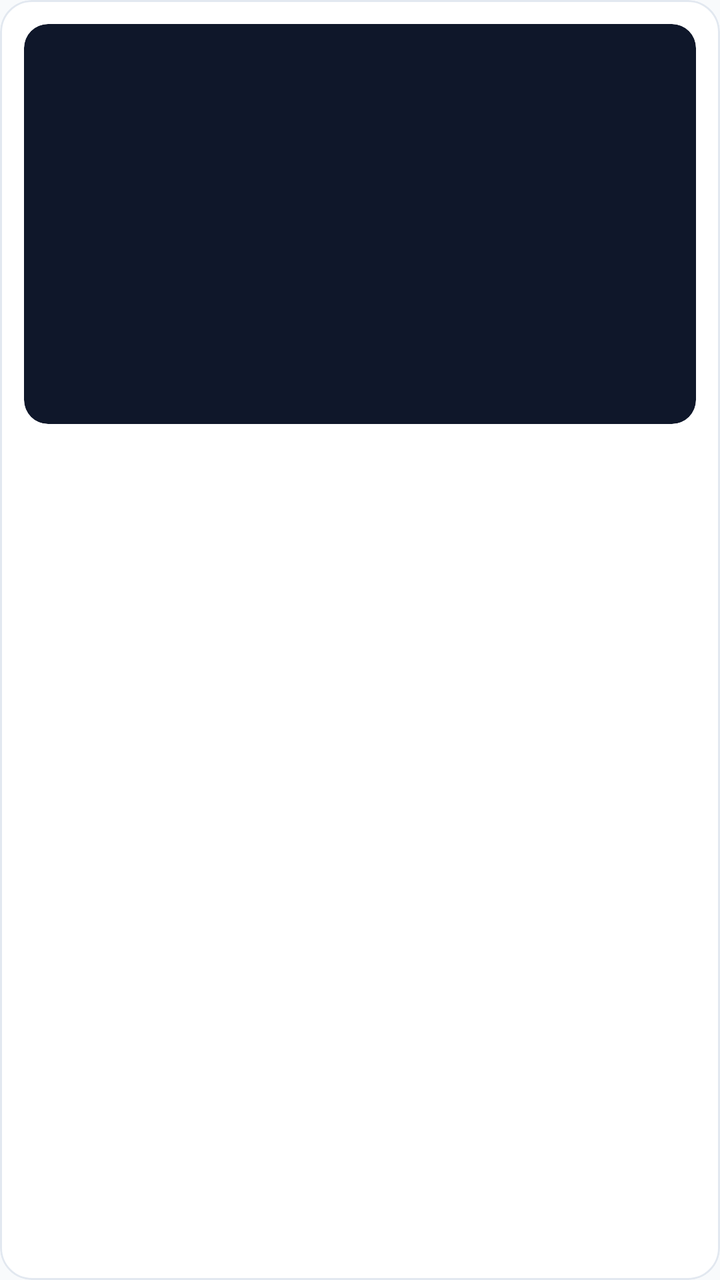
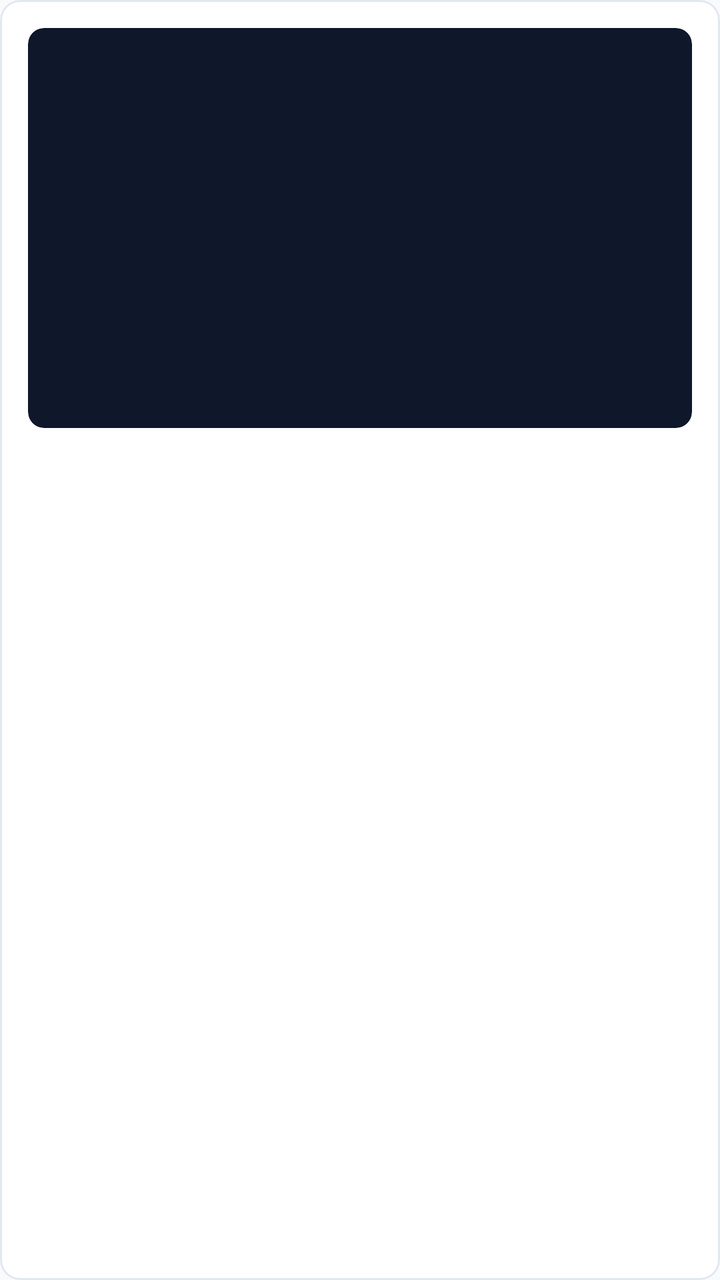

An Android layout rendered at two revisions. The XML below is the earlier revision; the diff shows what the commit changed to produce the second picture.
<!-- AndroidManifest.xml: application theme Theme.VisionHunt -->
<!-- res/layout/item_captured_image.xml -->
<?xml version="1.0" encoding="utf-8"?>
<com.google.android.material.card.MaterialCardView xmlns:android="http://schemas.android.com/apk/res/android"
    xmlns:app="http://schemas.android.com/apk/res-auto"
    android:layout_width="match_parent"
    android:layout_height="wrap_content"
    android:layout_marginVertical="6dp"
    android:layoutDirection="rtl"
    android:textDirection="rtl"
    app:cardBackgroundColor="@color/card_background"
    app:cardCornerRadius="16dp"
    app:cardElevation="0dp"
    app:strokeColor="@color/card_stroke"
    app:strokeWidth="1dp">

    <LinearLayout
        android:layout_width="match_parent"
        android:layout_height="wrap_content"
        android:orientation="vertical"
        android:padding="12dp">

        <com.google.android.material.card.MaterialCardView
            android:layout_width="match_parent"
            android:layout_height="200dp"
            app:cardBackgroundColor="#0F172A"
            app:cardCornerRadius="12dp"
            app:cardElevation="0dp"
            app:strokeWidth="0dp">

            <ImageView
                android:id="@+id/iv_captured_image"
                android:layout_width="match_parent"
                android:layout_height="match_parent"
                android:adjustViewBounds="true"
                android:contentDescription="صورة الجسم المكتشف"
                android:scaleType="centerCrop" />

        </com.google.android.material.card.MaterialCardView>

        <LinearLayout
            android:layout_width="match_parent"
            android:layout_height="wrap_content"
            android:layout_marginTop="12dp"
            android:orientation="horizontal">

            <LinearLayout
                android:layout_width="0dp"
                android:layout_height="wrap_content"
                android:layout_weight="1"
                android:orientation="vertical">

                <TextView
                    android:id="@+id/tv_task_name_ar"
                    android:layout_width="wrap_content"
                    android:layout_height="wrap_content"
                    android:textColor="@color/text_primary"
                    android:textSize="18sp"
                    android:textStyle="bold" />

                <TextView
                    android:id="@+id/tv_task_name_en"
                    android:layout_width="wrap_content"
                    android:layout_height="wrap_content"
                    android:layout_marginTop="2dp"
                    android:textColor="@color/text_secondary"
                    android:textSize="13sp" />

            </LinearLayout>

            <LinearLayout
                android:layout_width="wrap_content"
                android:layout_height="wrap_content"
                android:gravity="end"
                android:orientation="vertical">

                <TextView
                    android:id="@+id/tv_score"
                    android:layout_width="wrap_content"
                    android:layout_height="wrap_content"
                    android:textColor="#16A34A"
                    android:textSize="14sp"
                    android:textStyle="bold" />

                <TextView
                    android:id="@+id/tv_timestamp"
                    android:layout_width="wrap_content"
                    android:layout_height="wrap_content"
                    android:layout_marginTop="4dp"
                    android:textColor="@color/text_secondary"
                    android:textSize="12sp" />

            </LinearLayout>

        </LinearLayout>

    </LinearLayout>

</com.google.android.material.card.MaterialCardView>
<!-- resources referenced by this layout -->
<resources>
  <color name="card_background">#FFFFFF</color>
  <color name="card_stroke">#E2E8F0</color>
  <color name="text_primary">#0F172A</color>
  <color name="text_secondary">#64748B</color>
  <style name="Theme.VisionHunt" parent="Theme.MaterialComponents.DayNight.NoActionBar">
          <item name="colorPrimary">#16A34A</item>
          <item name="colorPrimaryVariant">#166534</item>
          <item name="colorOnPrimary">#FFFFFF</item>
          <item name="colorSecondary">#16A34A</item>
          <item name="colorOnSecondary">#FFFFFF</item>
          <item name="android:windowBackground">@color/screen_background</item>
          <item name="android:statusBarColor">@color/screen_background</item>
          <item name="android:windowLightStatusBar">true</item>
          <item name="android:navigationBarColor">@color/bottom_nav_background</item>
          <item name="android:windowLightNavigationBar">true</item>
      </style>
  <color name="screen_background">#F8FAFC</color>
  <color name="bottom_nav_background">#FFFFFF</color>
</resources>

<!-- the commit's change to res/layout/item_captured_image.xml (unified diff, before → after) -->
@@ -7,7 +7,7 @@
     android:layoutDirection="rtl"
     android:textDirection="rtl"
     app:cardBackgroundColor="@color/card_background"
-    app:cardCornerRadius="16dp"
+    app:cardCornerRadius="10dp"
     app:cardElevation="0dp"
     app:strokeColor="@color/card_stroke"
     app:strokeWidth="1dp">
@@ -16,13 +16,13 @@
         android:layout_width="match_parent"
         android:layout_height="wrap_content"
         android:orientation="vertical"
-        android:padding="12dp">
+        android:padding="14dp">
 
         <com.google.android.material.card.MaterialCardView
             android:layout_width="match_parent"
             android:layout_height="200dp"
             app:cardBackgroundColor="#0F172A"
-            app:cardCornerRadius="12dp"
+            app:cardCornerRadius="8dp"
             app:cardElevation="0dp"
             app:strokeWidth="0dp">
 
